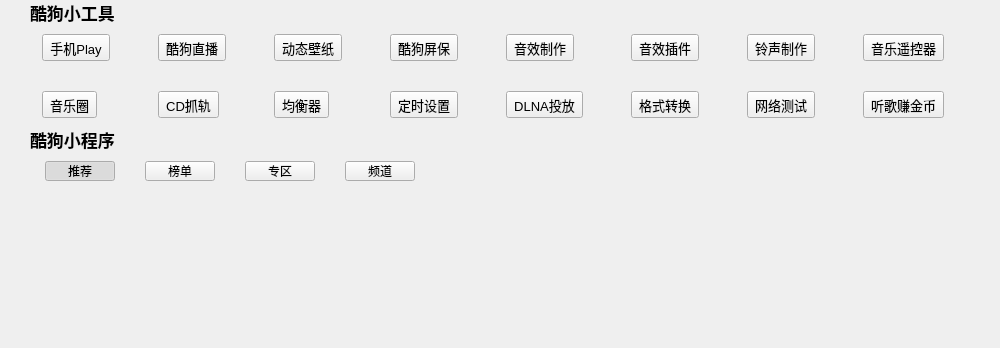
The window that KuGouStart/Search/Search.ui (a-mo-xi-wei/Qt-KuGouAppClient) describes before a commit, drawn with Qt 5.
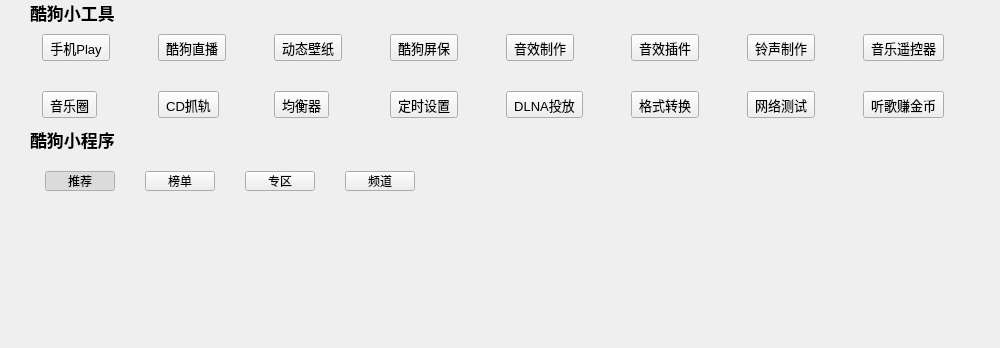
The same window after the commit. Custom widgets are drawn as their Qt base class.

Commit message: 优化间距

Diff of the .ui file:
```diff
--- a/KuGouStart/Search/Search.ui
+++ b/KuGouStart/Search/Search.ui
@@ -511,6 +511,9 @@
        </item>
        <item>
         <layout class="QHBoxLayout" name="horizontalLayout_3">
+         <property name="bottomMargin">
+          <number>10</number>
+         </property>
          <item>
           <spacer name="horizontalSpacer_6">
            <property name="orientation">
```
